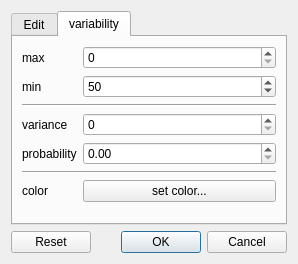
Above: widget/genedialog.ui from dridk/estel before the change. Below: the same form after it.
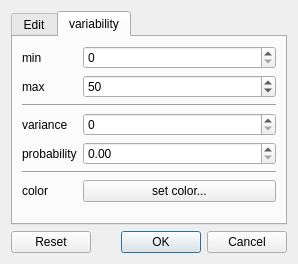
That is the form after the change.

Commit message: invert label min max

The edit to the form file:
```diff
--- a/widget/genedialog.ui
+++ b/widget/genedialog.ui
@@ -61,7 +61,7 @@
        <item row="0" column="0">
         <widget class="QLabel" name="label_3">
          <property name="text">
-          <string>max</string>
+          <string>min</string>
          </property>
         </widget>
        </item>
@@ -78,7 +78,7 @@
        <item row="1" column="0">
         <widget class="QLabel" name="label_2">
          <property name="text">
-          <string>min</string>
+          <string>max</string>
          </property>
         </widget>
        </item>
```
